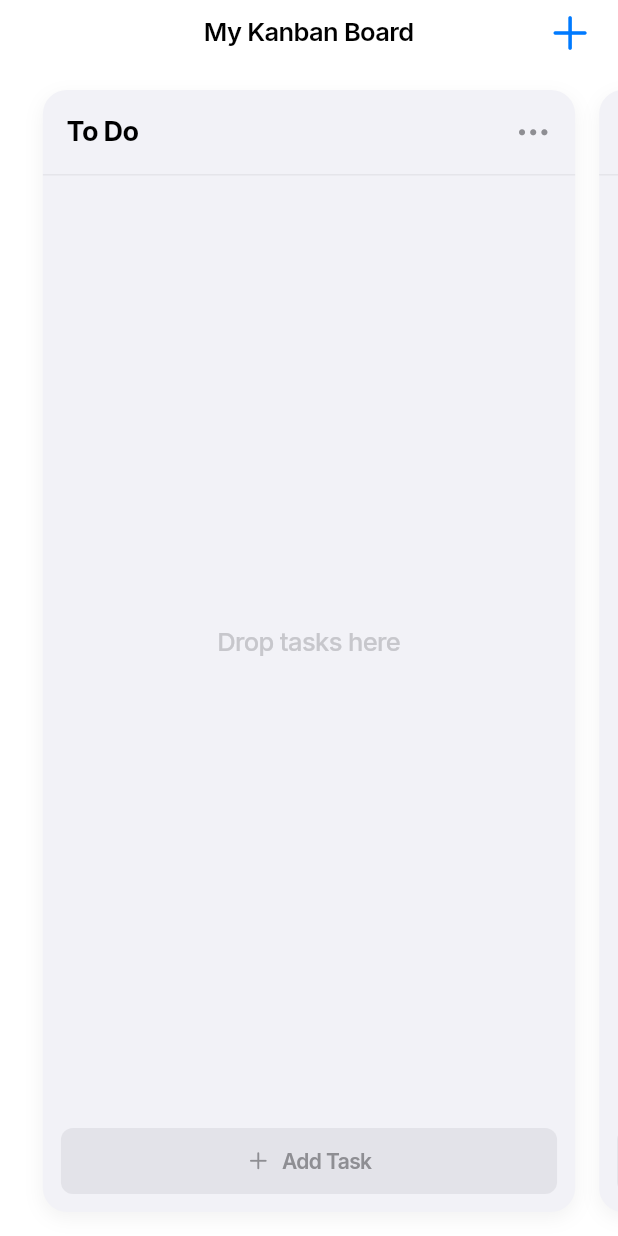
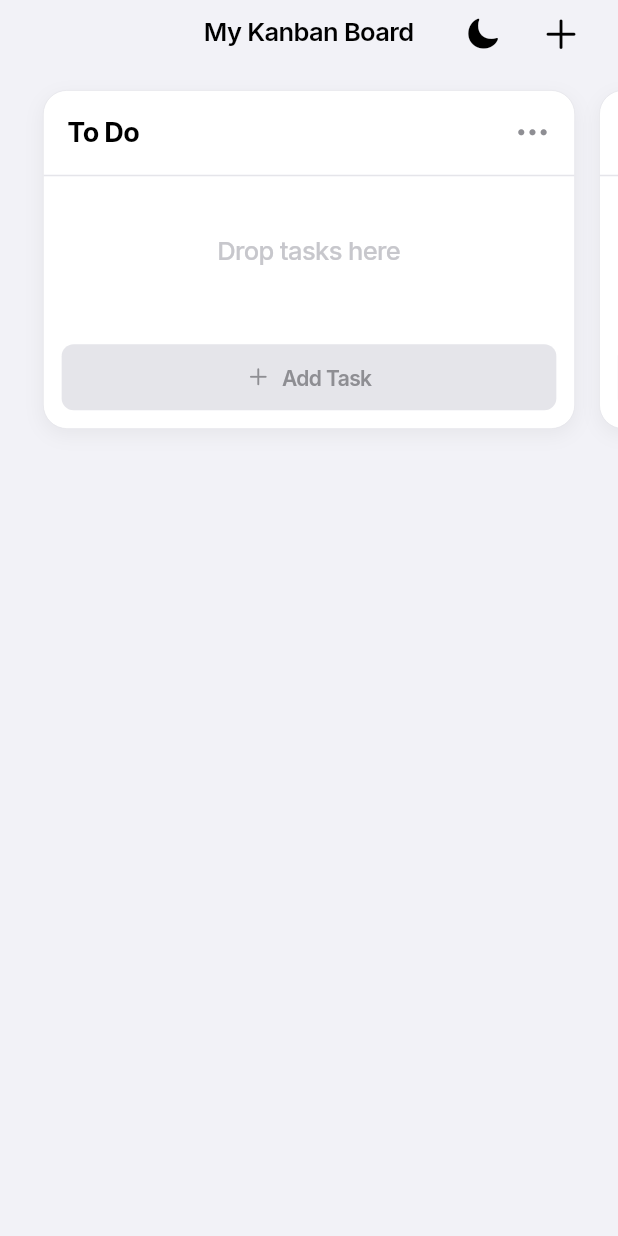
Before and after one commit to eren0315/kanban_board, a Flutter app: the BoardScreen screen opened by its route, on a phone screen of 412 x 824 dp. Run offline on Flutter 3.47's test engine with Material 3 defaults, Android fonts, the phone set to English and light mode, and no system bars; our stand-ins replace flutter_dotenv, flutter_riverpod, go_router, google_fonts, shared_preferences, supabase_flutter; accounts and stored records are empty.

Commit message:
feat(ui): implement Dark Mode, AppColors system, and responsive layout fixes
- Refactor Theme system to use AppColors for centralized color management\n- Remove manual isDark checks from UI widgets\n- Add Theme Toggle to BoardScreen\n- Fix Board Column height behavior (wrap content)\n- Update LoginScreen styling

```diff
--- a/lib/presentation/board/board_screen.dart
+++ b/lib/presentation/board/board_screen.dart
@@ -1,25 +1,57 @@
 import 'package:flutter/cupertino.dart';
-import 'package:flutter/material.dart'; // For Material Colors if needed, or stick to Cupertino
+import 'package:flutter_riverpod/flutter_riverpod.dart';
 import 'package:google_fonts/google_fonts.dart';
+import '../../core/theme/app_colors.dart';
+import '../../core/theme/theme_provider.dart';
 import '../components/responsive_layout.dart';
 
-class BoardScreen extends StatelessWidget {
+class BoardScreen extends ConsumerWidget {
   const BoardScreen({super.key});
 
   @override
-  Widget build(BuildContext context) {
+  Widget build(BuildContext context, WidgetRef ref) {
+    final colors = ref.watch(appColorProvider);
+
     return CupertinoPageScaffold(
+      backgroundColor: colors.background,
       navigationBar: CupertinoNavigationBar(
+        backgroundColor: colors.surface.withOpacity(0.8), // Glass effect
         middle: Text(
           'My Kanban Board',
-          style: GoogleFonts.inter(fontWeight: FontWeight.w600),
+          style: GoogleFonts.inter(
+            fontWeight: FontWeight.w600,
+            color: colors.text,
           ),
-        trailing: const Icon(CupertinoIcons.add),
+        ),
+        trailing: Row(
+          mainAxisSize: MainAxisSize.min,
+          children: [
+            // Theme Toggle Button
+            CupertinoButton(
+              padding: EdgeInsets.zero,
+              child: Icon(
+                colors.themeToggleIcon,
+                color: colors.icon,
+                size: 24,
+              ),
+              onPressed: () {
+                ref.read(themeProvider.notifier).toggleTheme();
+              },
+            ),
+            const SizedBox(width: 8),
+            // Add Button
+            CupertinoButton(
+              padding: EdgeInsets.zero,
+              child: Icon(CupertinoIcons.add, size: 28, color: colors.icon),
+              onPressed: () {},
+            ),
+          ],
+        ),
       ),
       child: ResponsiveLayout(
-        mobileBody: const _MobileBoardView(),
-        tabletBody: const _TabletBoardView(),
-        desktopBody: const _DesktopBoardView(),
+        mobileBody: _MobileBoardView(colors: colors),
+        tabletBody: _TabletBoardView(colors: colors),
+        desktopBody: _DesktopBoardView(colors: colors),
       ),
     );
   }
@@ -30,8 +62,8 @@ class BoardScreen extends StatelessWidget {
 // -----------------------------------------------------------------------------
 final List<String> _dummyColumns = [
   'To Do',
+  'Code Review',
   'In Progress',
-  'Code Review',
   'Done',
   'Archive',
   'Backlog',
@@ -42,22 +74,26 @@ final List<String> _dummyColumns = [
 ];
 
 // -----------------------------------------------------------------------------
-// 1. Mobile View (PageView - 1 Column per page)
+// 1. Mobile View (PageView)
 // -----------------------------------------------------------------------------
 class _MobileBoardView extends StatelessWidget {
-  const _MobileBoardView();
+  final AppColors colors;
+  const _MobileBoardView({required this.colors});
 
   @override
   Widget build(BuildContext context) {
     return SafeArea(
       child: PageView.builder(
-        controller: PageController(viewportFraction: 0.9), // Show a peek of next card
+        controller: PageController(viewportFraction: 0.9),
         itemCount: _dummyColumns.length,
         itemBuilder: (context, index) {
-          return _ColumnItem(
+          return Align(
+            alignment: Alignment.topCenter,
+            child: _ColumnItem(
               title: _dummyColumns[index],
-            color: CupertinoColors.systemGrey6,
+              colors: colors,
               isMobile: true,
+            ),
           );
         },
       ),
@@ -66,10 +102,11 @@ class _MobileBoardView extends StatelessWidget {
 }
 
 // -----------------------------------------------------------------------------
-// 2. Tablet View (ListView - 2~3 Columns visible)
+// 2. Tablet View (ListView)
 // -----------------------------------------------------------------------------
 class _TabletBoardView extends StatelessWidget {
-  const _TabletBoardView();
+  final AppColors colors;
+  const _TabletBoardView({required this.colors});
 
   @override
   Widget build(BuildContext context) {
@@ -80,11 +117,14 @@ class _TabletBoardView extends StatelessWidget {
         itemCount: _dummyColumns.length,
         itemBuilder: (context, index) {
           return SizedBox(
-            width: 300, // Fixed width for tablet columns
+            width: 300,
+            child: Align(
+              alignment: Alignment.topCenter,
               child: _ColumnItem(
                 title: _dummyColumns[index],
-              color: CupertinoColors.systemGroupedBackground,
+                colors: colors,
                 isMobile: false,
+              ),
             ),
           );
         },
@@ -94,10 +134,11 @@ class _TabletBoardView extends StatelessWidget {
 }
 
 // -----------------------------------------------------------------------------
-// 3. Desktop View (ListView - Wide, Max Contraints handled by Wrapper)
+// 3. Desktop View (ListView)
 // -----------------------------------------------------------------------------
 class _DesktopBoardView extends StatelessWidget {
-  const _DesktopBoardView();
+  final AppColors colors;
+  const _DesktopBoardView({required this.colors});
 
   @override
   Widget build(BuildContext context) {
@@ -108,11 +149,14 @@ class _DesktopBoardView extends StatelessWidget {
         itemCount: _dummyColumns.length,
         itemBuilder: (context, index) {
           return SizedBox(
-            width: 350, // Slightly wider columns for desktop
+            width: 350,
+            child: Align(
+              alignment: Alignment.topCenter,
               child: _ColumnItem(
                 title: _dummyColumns[index],
-              color: CupertinoColors.secondarySystemGroupedBackground,
+                colors: colors,
                 isMobile: false,
+              ),
             ),
           );
         },
@@ -126,13 +170,13 @@ class _DesktopBoardView extends StatelessWidget {
 // -----------------------------------------------------------------------------
 class _ColumnItem extends StatelessWidget {
   final String title;
-  final Color color;
   final bool isMobile;
+  final AppColors colors;
 
   const _ColumnItem({
     required this.title,
-    required this.color,
     required this.isMobile,
+    required this.colors,
   });
 
   @override
@@ -143,17 +187,19 @@ class _ColumnItem extends StatelessWidget {
         vertical: 16.0,
       ),
       decoration: BoxDecoration(
-        color: color,
+        color: colors.columnBackground,
         borderRadius: BorderRadius.circular(16),
+        border: Border.all(color: colors.border, width: 0.5),
         boxShadow: [
           BoxShadow(
-            color: CupertinoColors.black.withOpacity(0.05),
+            color: colors.shadow,
             blurRadius: 10,
             offset: const Offset(0, 4),
           ),
         ],
       ),
       child: Column(
+        mainAxisSize: MainAxisSize.min, // Wrap content height
         children: [
           // Header
           Padding(
@@ -166,24 +212,27 @@ class _ColumnItem extends StatelessWidget {
                   style: GoogleFonts.inter(
                     fontWeight: FontWeight.bold,
                     fontSize: 18,
+                    color: colors.text,
                   ),
                 ),
-                const Icon(
+                Icon(
                   CupertinoIcons.ellipsis,
-                  color: CupertinoColors.systemGrey,
+                  color: colors.subText,
                 ),
               ],
             ),
           ),
-          const Divider(height: 1, color: CupertinoColors.systemGrey5),
+          Container(height: 1, color: colors.border),
 
-          // Cards List Area (Placeholder)
-          Expanded(
+          // Cards List Area (Placeholder with min height)
+          Container(
+            constraints: const BoxConstraints(minHeight: 100),
+            padding: const EdgeInsets.all(16),
             child: Center(
               child: Text(
                 'Drop tasks here',
                 style: GoogleFonts.inter(
-                  color: CupertinoColors.systemGrey3,
+                  color: colors.cardPlaceholderText,
                   fontWeight: FontWeight.w500,
                 ),
               ),
@@ -195,19 +244,19 @@ class _ColumnItem extends StatelessWidget {
             padding: const EdgeInsets.all(12.0),
             child: CupertinoButton(
               onPressed: () {},
-              color: CupertinoColors.tertiarySystemFill,
+              color: colors.border, // Using border color (greyish) for subtle button or define separate
               borderRadius: BorderRadius.circular(8),
               padding: const EdgeInsets.symmetric(vertical: 8),
               child: Row(
                 mainAxisAlignment: MainAxisAlignment.center,
                 children: [
-                  const Icon(CupertinoIcons.add, size: 16, color: CupertinoColors.systemGrey),
+                   Icon(CupertinoIcons.add, size: 16, color: colors.subText),
                    const SizedBox(width: 8),
                   Text(
                     'Add Task',
                     style: GoogleFonts.inter(
                       fontSize: 14,
-                      color: CupertinoColors.systemGrey,
+                      color: colors.subText,
                       fontWeight: FontWeight.w600,
                     ),
                   ),
--- a/pubspec.yaml
+++ b/pubspec.yaml
@@ -40,6 +40,7 @@ dependencies:
   flutter_dotenv: ^6.0.0
   google_fonts: ^6.3.2
   animations: ^2.1.0
+  shared_preferences: ^2.5.3
 
 dev_dependencies:
   flutter_test:
```
Also changed, not shown: lib/core/theme/app_colors.dart (added, +98 -0 lines), lib/core/theme/theme_provider.dart (added, +49 -0 lines), lib/main.dart (+8 -2 lines), lib/presentation/login/login_screen.dart (+127 -47 lines), pubspec.lock. Lines whose indentation alone changed are shown as unchanged.
